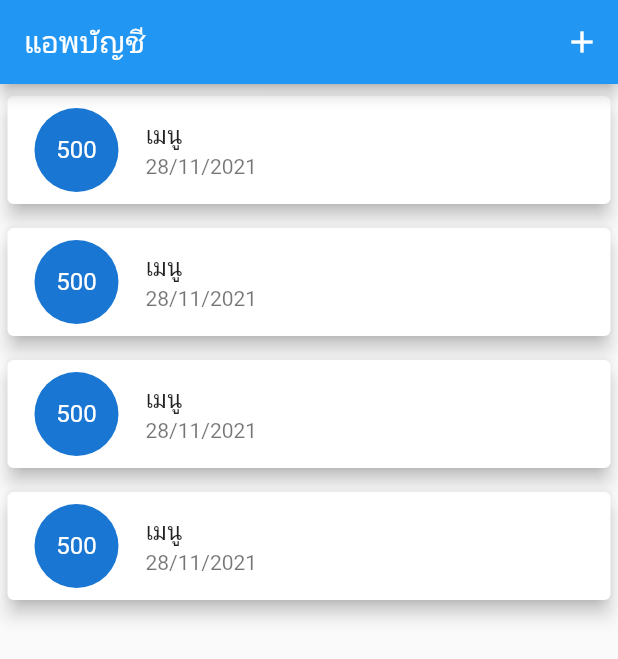
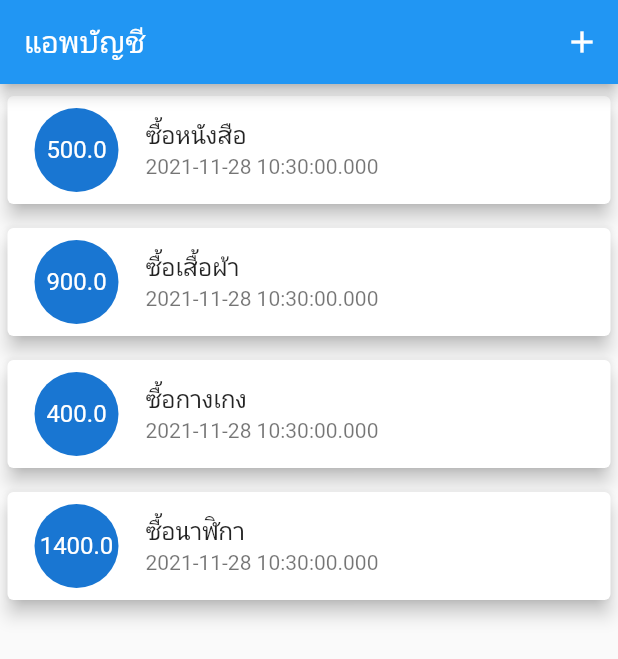
Before and after one commit to Kevinfame007/learn_flutter_database, a Flutter app: the screen it shows after launch, on a phone screen of 412 x 824 dp. Shown: the top 659 px of the screen. Run offline on Flutter 3.47's test engine with Material 2 defaults, Android fonts, the phone set to English and light mode, and no system bars.

Commit message:
learn how to use consumer
learn how to use consumer with provider

```diff
--- a/lib/main.dart
+++ b/lib/main.dart
@@ -1,7 +1,9 @@
 import 'package:flutter/material.dart';
+import 'package:learn_flutter_database/models/Transaction.dart';
 import 'package:learn_flutter_database/providers/transaction_provider.dart';
 import 'package:learn_flutter_database/screens/form_screen.dart';
 import 'package:provider/provider.dart';
+import 'models/Transaction.dart';
 
 void main() {
   runApp(const MyApp());
@@ -54,25 +56,29 @@
             )
           ],
         ),
-      body: ListView.builder(
-        itemCount: 4,
+        body: Consumer(
+          builder: (context, TransactionProvider provider, child) {
+            return ListView.builder(
+              itemCount: provider.transactions.length,
               itemBuilder: (context, int index) {
+                Transaction data = provider.transactions[index];
                 return Card(
-            margin: const EdgeInsets.symmetric(vertical: 8, horizontal: 5),
+                  margin: EdgeInsets.symmetric(vertical: 8, horizontal: 5),
                   elevation: 5,
                   child: ListTile(
                     leading: CircleAvatar(
                       radius: 30,
                       child: FittedBox(
-                  child: Text("500"),
+                        child: Text(data.amount.toString()),
                       ),
                     ),
-              title: Text("เมนู"),
-              subtitle: Text("28/11/2021"),
+                    title: Text(data.title),
+                    subtitle: Text(data.date.toString()),
                   ),
                 );
               },
-      ),
             );
+          },
+        ));
   }
 }
--- a/lib/providers/transaction_provider.dart
+++ b/lib/providers/transaction_provider.dart
@@ -11,6 +11,7 @@ class TransactionProvider with ChangeNotifier {
     Transaction(title: "ซื้อหนังสือ", amount: 500, date: DateTime.now()),
     Transaction(title: "ซื้อเสื้อผ้า", amount: 900, date: DateTime.now()),
     Transaction(title: "ซื้อกางเกง", amount: 400, date: DateTime.now()),
+    Transaction(title: "ซื้อนาฬิกา", amount: 1400, date: DateTime.now()),
   ];
 
   //ดึงข้อมูล
```
Lines whose indentation alone changed are shown as unchanged.
